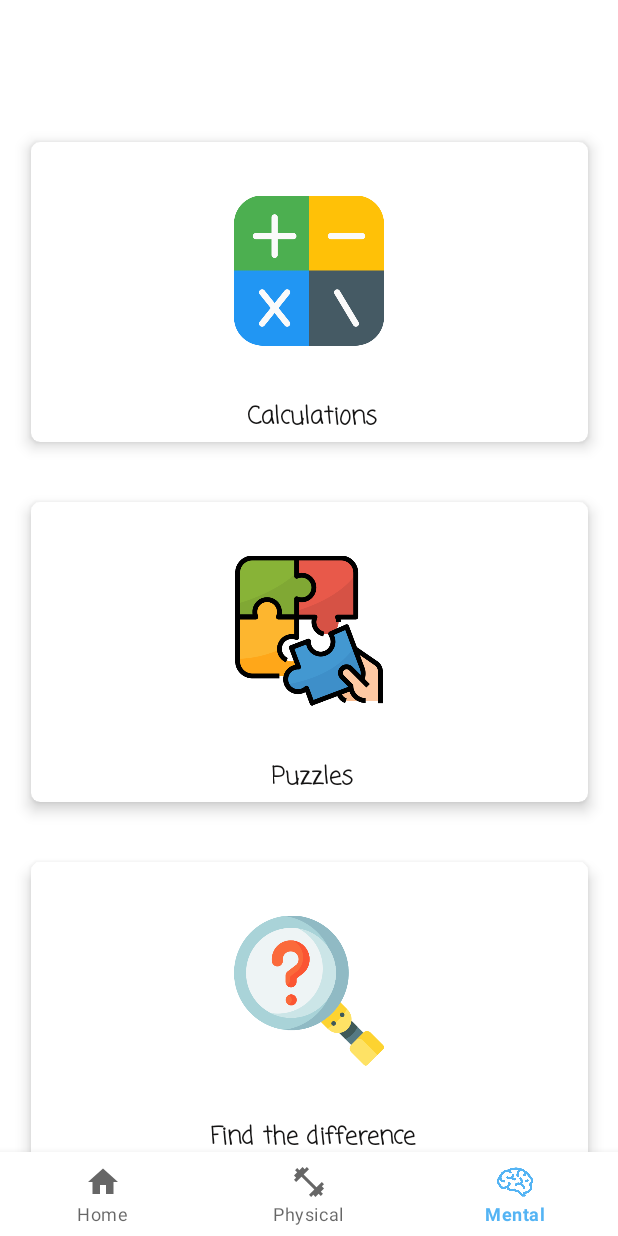
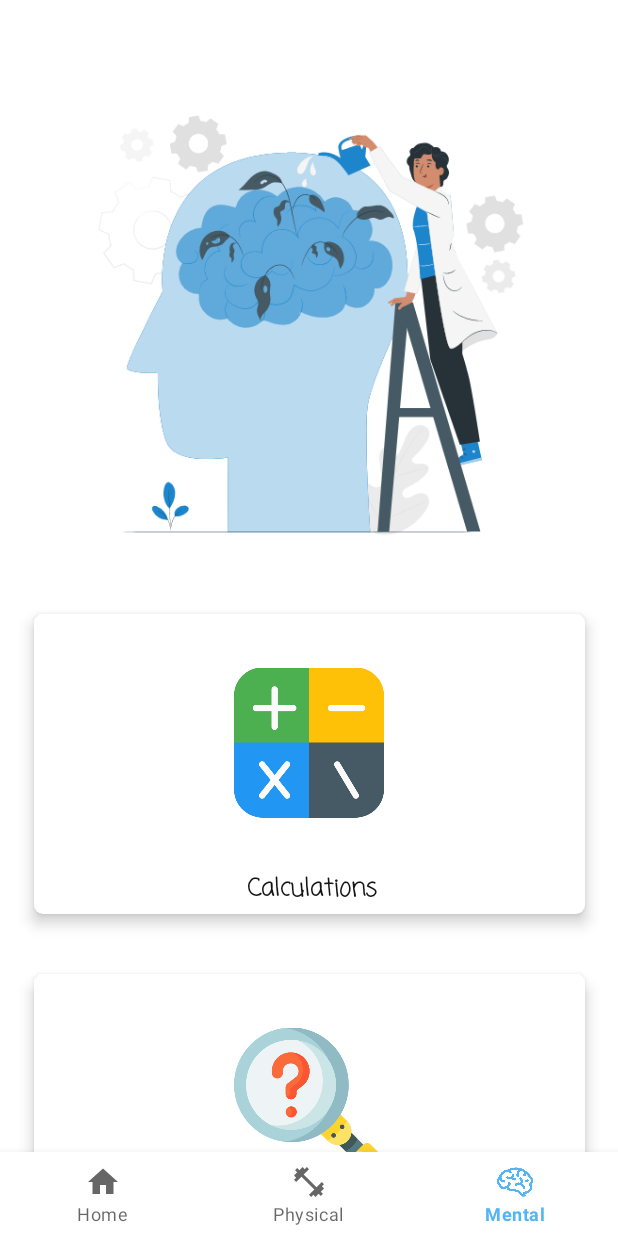
Before and after one commit to SalsabeelH/ProjectMobileApps, an Android app: the MentalFragment screen opened through its navigation route, on a phone screen of 412 x 824 dp. Run offline under Robolectric (Android 15) with nearby library versions, the phone set to English and light mode, and no system bars; our stand-ins replace navigation-ui.

Commit message:
add image to mental fragment

```diff
--- a/app/src/main/java/birzeit/edu/projectmobileapps/model/MentalGame.java
+++ b/app/src/main/java/birzeit/edu/projectmobileapps/model/MentalGame.java
@@ -9,8 +9,8 @@ public class MentalGame {
 
     public static final MentalGame[] mental_games = {
             new MentalGame ("Calculations", R.drawable.calc),
-            new MentalGame ("Puzzles", R.drawable.puzzle),
-            new MentalGame ("Find the difference", R.drawable.find)
+            new MentalGame ("Find the difference", R.drawable.find),
+            new MentalGame ("Puzzles", R.drawable.puzzle)
 
     };
     private MentalGame (String name, int imageID){
--- a/app/src/main/java/birzeit/edu/projectmobileapps/ui/MentalFragment.java
+++ b/app/src/main/java/birzeit/edu/projectmobileapps/ui/MentalFragment.java
@@ -27,7 +27,7 @@ public class MentalFragment extends Fragment {
         View root = binding.getRoot();
 
         final RecyclerView recycler = binding.mentalRecycler;
-       // recycler.setLayoutManager(new GridLayoutManager(getContext().getApplicationContext(), 2));
+        //recycler.setLayoutManager(new GridLayoutManager(getContext().getApplicationContext(), 2));
         recycler.setLayoutManager(new LinearLayoutManager(getContext().getApplicationContext()));
         /*
         fill array
--- a/app/src/main/res/layout/fragment_mental.xml
+++ b/app/src/main/res/layout/fragment_mental.xml
@@ -9,10 +9,19 @@
     <androidx.recyclerview.widget.RecyclerView
 
         android:id="@+id/mental_recycler"
+        android:layout_width="407dp"
+        android:layout_height="416dp"
+        android:scrollbars="horizontal"
+        app:layout_constraintBottom_toBottomOf="parent"
+        app:layout_constraintEnd_toEndOf="parent"
+        app:layout_constraintStart_toStartOf="parent"
+        app:layout_constraintTop_toBottomOf="@+id/imageView2" />
+
+    <pl.droidsonroids.gif.GifImageView
+        android:id="@+id/imageView2"
         android:layout_width="411dp"
-        android:layout_height="731dp"
-        android:scrollbars="vertical"
-        app:layout_constraintBottom_toBottomOf="parent"
+        android:layout_height="314dp"
+        android:src="@drawable/mental"
         app:layout_constraintEnd_toEndOf="parent"
         app:layout_constraintStart_toStartOf="parent"
         app:layout_constraintTop_toTopOf="parent" />
```
Also changed, not shown: app/src/main/res/drawable-v24/mental.gif (added).
